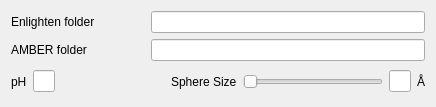
First picture: the form in PyMOL/Enlighten/windows/preparation_advanced.ui, repository vanderkamp/enlighten2, before the edit.
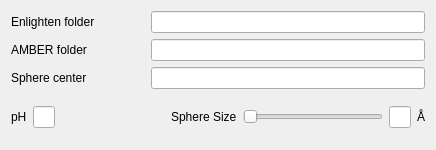
Second picture: the form after the edit. Custom widgets are drawn as their Qt base class.

Commit message: Add center selector to advanced preparation window

What changed in the file:
```diff
--- a/PyMOL/Enlighten/windows/preparation_advanced.ui
+++ b/PyMOL/Enlighten/windows/preparation_advanced.ui
@@ -7,7 +7,7 @@
     <x>0</x>
     <y>0</y>
     <width>436</width>
-    <height>107</height>
+    <height>150</height>
    </rect>
   </property>
   <property name="windowTitle">
@@ -28,7 +28,7 @@
      </property>
     </widget>
    </item>
-   <item row="3" column="0" colspan="3">
+   <item row="4" column="0" colspan="3">
     <layout class="QHBoxLayout" name="pHandSphereLayout">
      <item>
       <widget class="QLabel" name="phLabel">
@@ -117,6 +117,16 @@
    <item row="1" column="1" colspan="2">
     <widget class="FileSelector" name="enlightenSelector"/>
    </item>
+   <item row="3" column="1" colspan="2">
+    <widget class="AtomSelector" name="atomSelector"/>
+   </item>
+   <item row="3" column="0">
+    <widget class="QLabel" name="atomLabel">
+     <property name="text">
+      <string>Sphere center</string>
+     </property>
+    </widget>
+   </item>
   </layout>
  </widget>
  <customwidgets>
@@ -125,6 +135,11 @@
    <extends>QLineEdit</extends>
    <header>widgets.file_selector.h</header>
   </customwidget>
+  <customwidget>
+   <class>AtomSelector</class>
+   <extends>QLineEdit</extends>
+   <header>widgets.atom_selector.h</header>
+  </customwidget>
  </customwidgets>
  <resources/>
  <connections/>
```
The commit also changes 1 other file.
